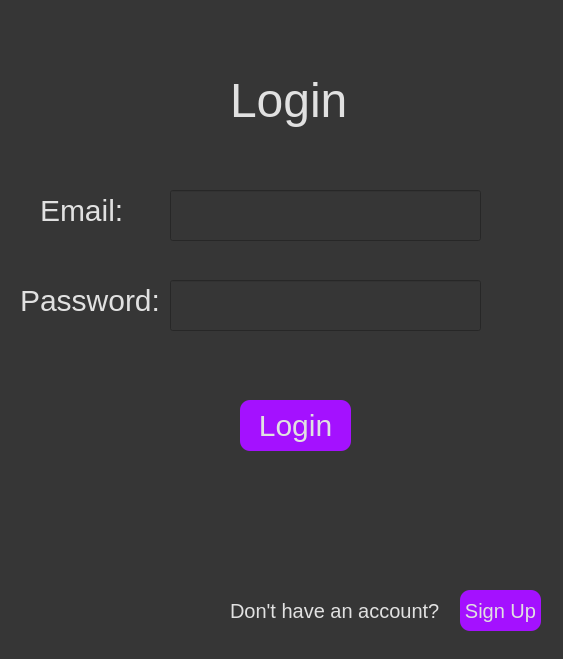
maj3r1819/Gender-Recognition, file login_form.ui: the form before one commit.
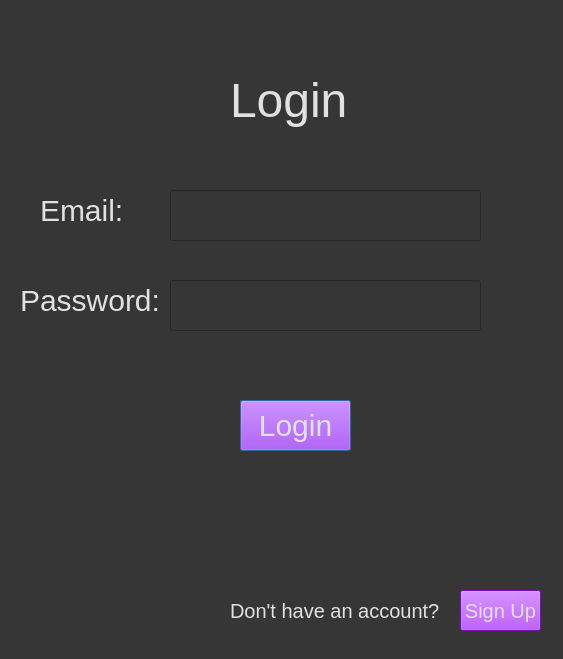
The form after the commit.

What changed in the file:
```diff
--- a/login_form.ui
+++ b/login_form.ui
@@ -117,7 +117,8 @@
     <string notr="true">background-color: rgb(164, 17, 255);
 border-color: rgb(255, 64, 99);
 font-size : 30px;
-border-radius : 10px;</string>
+/*border-radius : 10px; */
+</string>
    </property>
    <property name="text">
     <string>Login</string>
@@ -153,7 +154,7 @@
     <string notr="true">background-color: rgb(164, 17, 255);
 border-color: rgb(255, 64, 99);
 font-size : 20px;
-border-radius : 10px;</string>
+/*border-radius : 10px; */</string>
    </property>
    <property name="text">
     <string>Sign Up</string>
```
